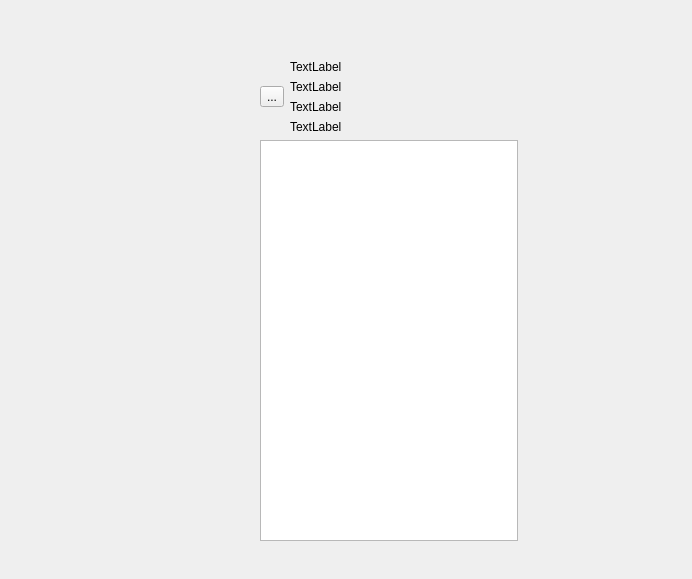
Above: gui/designerfiles/testForm.ui from hmcontroller/ControlDemonstrator before the change. Below: the same form after it.
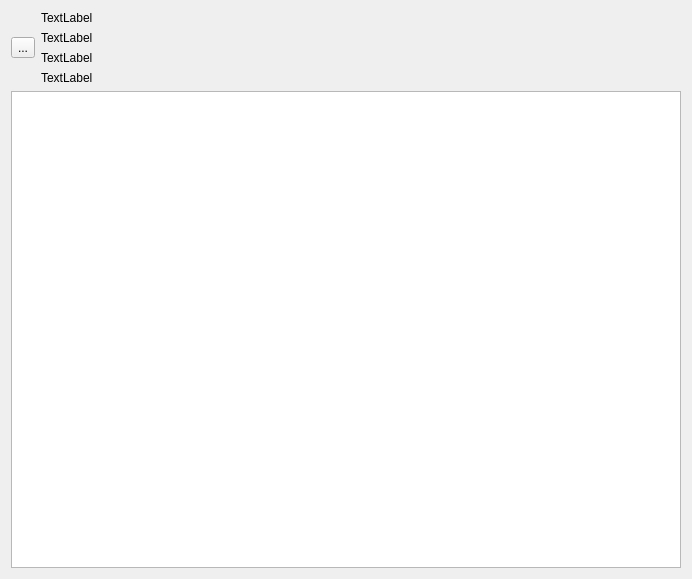
That is the form after the change.

Commit message: new feature -> position vertical lines with keys 1 and 2 below mouse pointer in plot window

Diff of the .ui file:
```diff
--- a/gui/designerfiles/testForm.ui
+++ b/gui/designerfiles/testForm.ui
@@ -13,15 +13,8 @@
   <property name="windowTitle">
    <string>Form</string>
   </property>
-  <widget class="QWidget" name="">
-   <property name="geometry">
-    <rect>
-     <x>260</x>
-     <y>60</y>
-     <width>258</width>
-     <height>481</height>
-    </rect>
-   </property>
+  <layout class="QHBoxLayout" name="horizontalLayout_2">
+   <item>
    <layout class="QVBoxLayout" name="verticalLayout_2">
     <item>
      <layout class="QHBoxLayout" name="horizontalLayout">
@@ -70,7 +63,8 @@
      <widget class="QListWidget" name="listWidget"/>
     </item>
    </layout>
-  </widget>
+   </item>
+  </layout>
  </widget>
  <resources/>
  <connections/>
```
Lines whose indentation alone changed are shown as unchanged. The commit also changes 3 other files.
